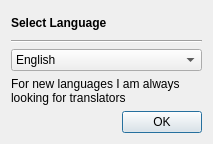
shahid334/sayonara-player, file trunk/GUI/LanguageChooser/GUI_LanguageChooser.ui: the form before one commit.
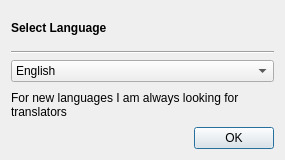
The form after the commit.

```diff
--- a/trunk/GUI/LanguageChooser/GUI_LanguageChooser.ui
+++ b/trunk/GUI/LanguageChooser/GUI_LanguageChooser.ui
@@ -6,8 +6,8 @@
    <rect>
     <x>0</x>
     <y>0</y>
-    <width>213</width>
-    <height>144</height>
+    <width>285</width>
+    <height>160</height>
    </rect>
   </property>
   <property name="windowTitle">
```
